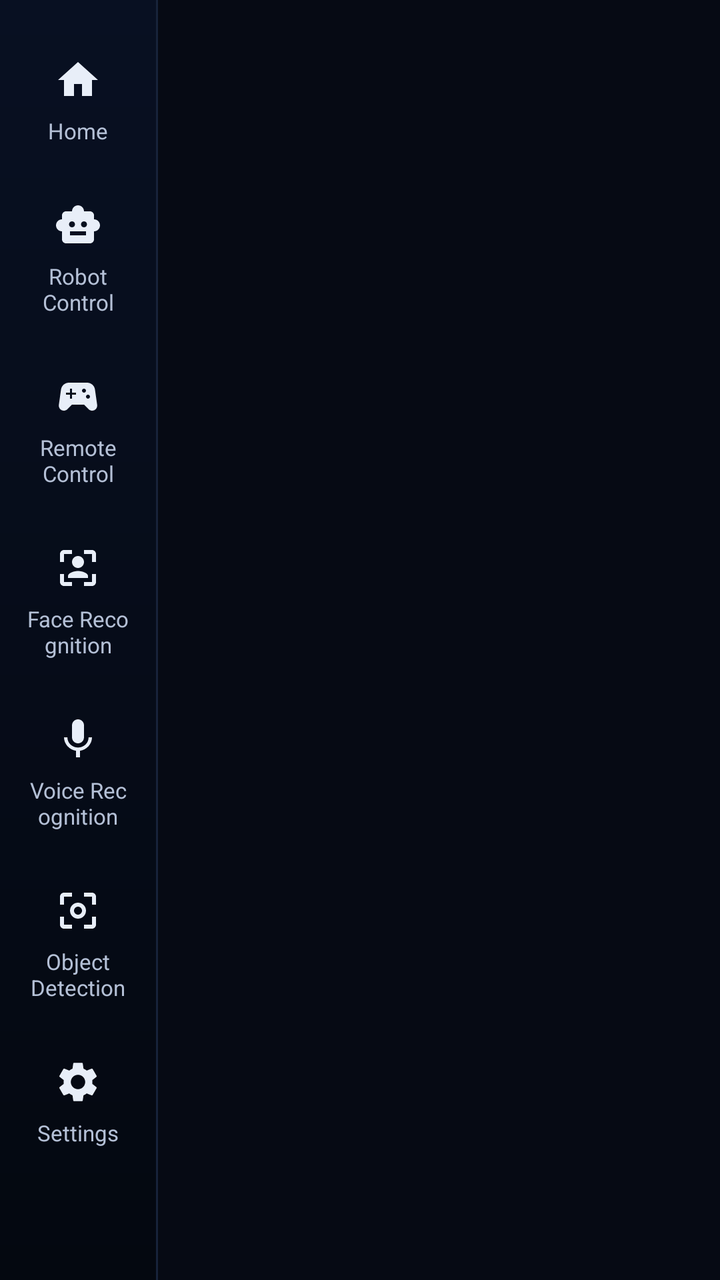
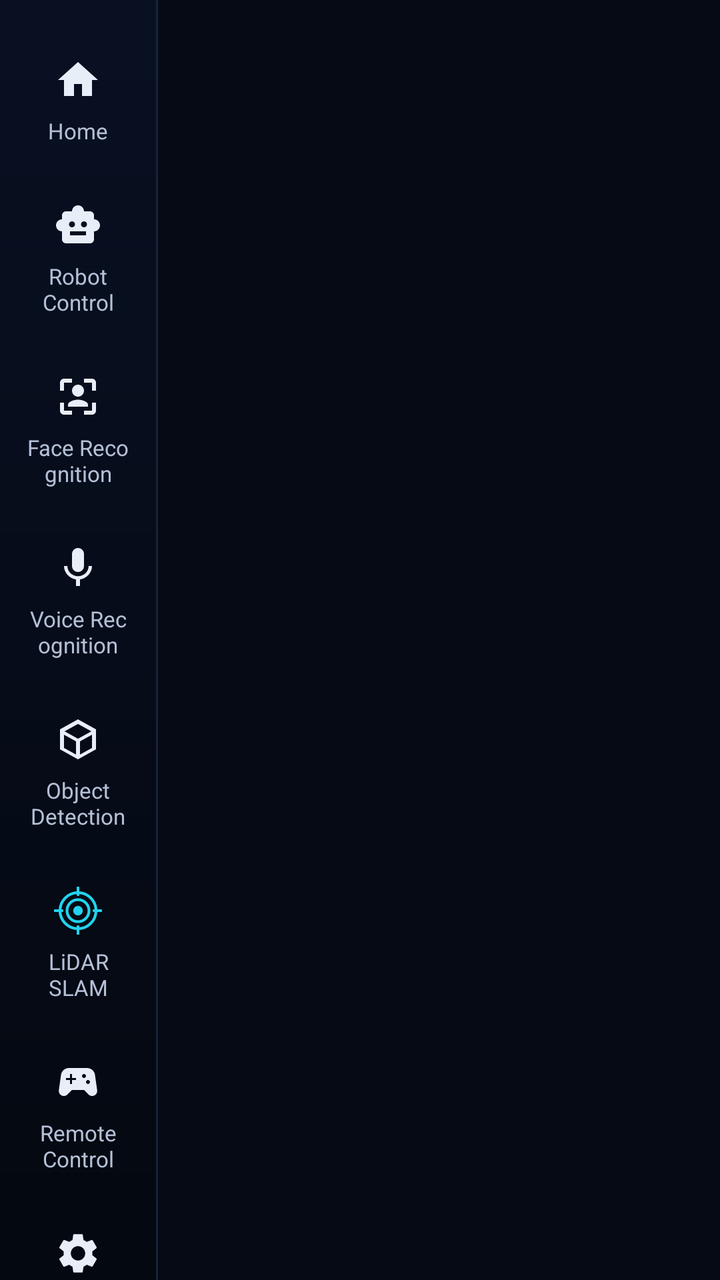

Compare the two renders of this Android layout. The source of the first and the diff that turns it into the second are given below.
<!-- AndroidManifest.xml: application theme Theme.RobotControl -->
<!-- res/layout/activity_shell.xml -->
<?xml version="1.0" encoding="utf-8"?>
<LinearLayout xmlns:android="http://schemas.android.com/apk/res/android"
    android:layout_width="match_parent"
    android:layout_height="match_parent"
    android:background="@color/bg"
    android:orientation="horizontal">

    <ScrollView
        android:layout_width="@dimen/sidebar_width"
        android:layout_height="match_parent"
        android:background="@drawable/bg_sidebar"
        android:fillViewport="true"
        android:scrollbars="none">

        <LinearLayout
            android:layout_width="match_parent"
            android:layout_height="wrap_content"
            android:orientation="vertical"
            android:paddingLeft="8dp"
            android:paddingTop="10dp"
            android:paddingRight="8dp"
            android:paddingBottom="10dp">

            <TextView
                android:id="@+id/nav_home"
                style="@style/NavRailItem"
                android:drawableTop="@drawable/ic_home"
                android:text="@string/nav_home" />

            <TextView
                android:id="@+id/nav_robot"
                style="@style/NavRailItem"
                android:drawableTop="@drawable/ic_robot"
                android:text="@string/nav_robot" />

            <TextView
                android:id="@+id/nav_remote"
                style="@style/NavRailItem"
                android:drawableTop="@drawable/ic_gamepad"
                android:text="@string/nav_remote" />

            <TextView
                android:id="@+id/nav_face"
                style="@style/NavRailItem"
                android:drawableTop="@drawable/ic_face_id"
                android:text="@string/nav_face" />

            <TextView
                android:id="@+id/nav_voice"
                style="@style/NavRailItem"
                android:drawableTop="@drawable/ic_mic"
                android:text="@string/nav_voice" />

            <TextView
                android:id="@+id/nav_object"
                style="@style/NavRailItem"
                android:drawableTop="@drawable/ic_scan"
                android:text="@string/nav_object" />

            <TextView
                android:id="@+id/nav_settings"
                style="@style/NavRailItem"
                android:drawableTop="@drawable/ic_settings"
                android:text="@string/nav_settings" />
        </LinearLayout>
    </ScrollView>

    <View
        android:layout_width="1dp"
        android:layout_height="match_parent"
        android:background="@color/divider" />

    <FrameLayout
        android:id="@+id/page_content"
        android:layout_width="0dp"
        android:layout_height="match_parent"
        android:layout_weight="1" />
</LinearLayout>
<!-- resources referenced by this layout -->
<resources>
  <color name="bg">#FF060A14</color>
  <color name="divider">#FF17233A</color>
  <dimen name="sidebar_width">78dp</dimen>
  <!-- drawable bg_sidebar (drawable) -->
  <?xml version="1.0" encoding="utf-8"?>
  <shape xmlns:android="http://schemas.android.com/apk/res/android" android:shape="rectangle">
      <gradient android:angle="270" android:startColor="#FF081022" android:endColor="#FF040810" />
  </shape>
  <!-- drawable ic_face_id (drawable) -->
  <?xml version="1.0" encoding="utf-8"?>
  <vector xmlns:android="http://schemas.android.com/apk/res/android"
      android:width="24dp"
      android:height="24dp"
      android:viewportWidth="24"
      android:viewportHeight="24">
      <path
          android:fillColor="@color/text_primary"
          android:pathData="M5,15H3v4c0,1.1 0.9,2 2,2h4v-2H5v-4zM5,5h4V3H5c-1.1,0 -2,0.9 -2,2v4h2V5zM19,3h-4v2h4v4h2V5c0,-1.1 -0.9,-2 -2,-2zM19,19h-4v2h4c1.1,0 2,-0.9 2,-2v-4h-2v4zM12,12c1.66,0 3,-1.34 3,-3s-1.34,-3 -3,-3 -3,1.34 -3,3 1.34,3 3,3zM12,13.5c-2,0 -5,1 -5,2.5V17h10v-1c0,-1.5 -3,-2.5 -5,-2.5z" />
  </vector>
  <!-- drawable ic_home (drawable) -->
  <?xml version="1.0" encoding="utf-8"?>
  <vector xmlns:android="http://schemas.android.com/apk/res/android"
      android:width="24dp"
      android:height="24dp"
      android:viewportWidth="24"
      android:viewportHeight="24">
      <path
          android:fillColor="@color/text_primary"
          android:pathData="M10,20v-6h4v6h5v-8h3L12,3 2,12h3v8z" />
  </vector>
  <!-- drawable ic_mic (drawable) -->
  <?xml version="1.0" encoding="utf-8"?>
  <vector xmlns:android="http://schemas.android.com/apk/res/android"
      android:width="24dp"
      android:height="24dp"
      android:viewportWidth="24"
      android:viewportHeight="24">
      <path
          android:fillColor="@color/text_primary"
          android:pathData="M12,14c1.66,0 2.99,-1.34 2.99,-3L15,5c0,-1.66 -1.34,-3 -3,-3S9,3.34 9,5v6c0,1.66 1.34,3 3,3zM17.3,11c0,3 -2.54,5.1 -5.3,5.1S6.7,14 6.7,11L5,11c0,3.41 2.72,6.23 6,6.72L11,21h2v-3.28c3.28,-0.48 6,-3.3 6,-6.72h-1.7z" />
  </vector>
  <!-- drawable ic_scan (drawable) -->
  <?xml version="1.0" encoding="utf-8"?>
  <vector xmlns:android="http://schemas.android.com/apk/res/android"
      android:width="24dp"
      android:height="24dp"
      android:viewportWidth="24"
      android:viewportHeight="24">
      <path
          android:fillColor="@color/text_primary"
          android:pathData="M5,15H3v4c0,1.1 0.9,2 2,2h4v-2H5v-4zM5,5h4V3H5c-1.1,0 -2,0.9 -2,2v4h2V5zM19,3h-4v2h4v4h2V5c0,-1.1 -0.9,-2 -2,-2zM19,19h-4v2h4c1.1,0 2,-0.9 2,-2v-4h-2v4zM12,8c-2.21,0 -4,1.79 -4,4s1.79,4 4,4 4,-1.79 4,-4 -1.79,-4 -4,-4zM12,14c-1.1,0 -2,-0.9 -2,-2s0.9,-2 2,-2 2,0.9 2,2 -0.9,2 -2,2z" />
  </vector>
  <string name="nav_face">Face Recognition</string>
  <string name="nav_home">Home</string>
  <string name="nav_object">Object Detection</string>
  <string name="nav_remote">Remote Control</string>
  <string name="nav_robot">Robot Control</string>
  <string name="nav_settings">Settings</string>
  <string name="nav_voice">Voice Recognition</string>
  <color name="text_primary">#FFE8EEF8</color>
  <color name="nav_label">#FFB4C0D6</color>
  <color name="blue">#FF2F80FF</color>
  <color name="text_secondary">#FF8A97AE</color>
  <color name="text_muted">#FF5D6A82</color>
  <!-- unchanged entries left out for length: 6 -->
</resources>

<!-- the commit's change to res/layout/activity_shell.xml (unified diff, before → after) -->
@@ -34,12 +34,6 @@
                 android:text="@string/nav_robot" />
 
             <TextView
-                android:id="@+id/nav_remote"
-                style="@style/NavRailItem"
-                android:drawableTop="@drawable/ic_gamepad"
-                android:text="@string/nav_remote" />
-
-            <TextView
                 android:id="@+id/nav_face"
                 style="@style/NavRailItem"
                 android:drawableTop="@drawable/ic_face_id"
@@ -54,8 +48,20 @@
             <TextView
                 android:id="@+id/nav_object"
                 style="@style/NavRailItem"
-                android:drawableTop="@drawable/ic_scan"
+                android:drawableTop="@drawable/ic_cube"
                 android:text="@string/nav_object" />
+
+            <TextView
+                android:id="@+id/nav_lidar"
+                style="@style/NavRailItem"
+                android:drawableTop="@drawable/ic_lidar"
+                android:text="@string/nav_lidar" />
+
+            <TextView
+                android:id="@+id/nav_remote"
+                style="@style/NavRailItem"
+                android:drawableTop="@drawable/ic_gamepad"
+                android:text="@string/nav_remote" />
 
             <TextView
                 android:id="@+id/nav_settings"
<!-- resource entries referenced after the edit -->
@@ -8,6 +8,17 @@
   <shape xmlns:android="http://schemas.android.com/apk/res/android" android:shape="rectangle">
       <gradient android:angle="270" android:startColor="#FF081022" android:endColor="#FF040810" />
   </shape>
+  <!-- drawable ic_cube (drawable) -->
+  <?xml version="1.0" encoding="utf-8"?>
+  <vector xmlns:android="http://schemas.android.com/apk/res/android"
+      android:width="24dp"
+      android:height="24dp"
+      android:viewportWidth="24"
+      android:viewportHeight="24">
+      <path
+          android:fillColor="@color/text_primary"
+          android:pathData="M12,2L3,7v10l9,5 9,-5V7L12,2zM12,4.3l6.7,3.7L12,11.7 5.3,8 12,4.3zM5,9.7l6,3.3v6.6l-6,-3.3V9.7zM13,19.6V13l6,-3.3v6.6L13,19.6z" />
+  </vector>
   <!-- drawable ic_face_id (drawable) -->
   <?xml version="1.0" encoding="utf-8"?>
   <vector xmlns:android="http://schemas.android.com/apk/res/android"
@@ -30,6 +41,22 @@
           android:fillColor="@color/text_primary"
           android:pathData="M10,20v-6h4v6h5v-8h3L12,3 2,12h3v8z" />
   </vector>
+  <!-- drawable ic_lidar (drawable) -->
+  <?xml version="1.0" encoding="utf-8"?>
+  <vector xmlns:android="http://schemas.android.com/apk/res/android"
+      android:width="24dp"
+      android:height="24dp"
+      android:viewportWidth="24"
+      android:viewportHeight="24">
+      <path
+          android:pathData="M12,12m-9,0a9,9 0,1 1,18 0a9,9 0,1 1,-18 0M12,12m-5.5,0a5.5,5.5 0,1 1,11 0a5.5,5.5 0,1 1,-11 0M12,0.5v3.5M12,20v3.5M0.5,12h3.5M20,12h3.5"
+          android:strokeWidth="1.4"
+          android:strokeColor="@color/cyan"
+          android:strokeLineCap="round" />
+      <path
+          android:fillColor="@color/cyan"
+          android:pathData="M12,12m-2.4,0a2.4,2.4 0,1 1,4.8 0a2.4,2.4 0,1 1,-4.8 0" />
+  </vector>
   <!-- drawable ic_mic (drawable) -->
   <?xml version="1.0" encoding="utf-8"?>
   <vector xmlns:android="http://schemas.android.com/apk/res/android"
@@ -41,25 +68,16 @@
           android:fillColor="@color/text_primary"
           android:pathData="M12,14c1.66,0 2.99,-1.34 2.99,-3L15,5c0,-1.66 -1.34,-3 -3,-3S9,3.34 9,5v6c0,1.66 1.34,3 3,3zM17.3,11c0,3 -2.54,5.1 -5.3,5.1S6.7,14 6.7,11L5,11c0,3.41 2.72,6.23 6,6.72L11,21h2v-3.28c3.28,-0.48 6,-3.3 6,-6.72h-1.7z" />
   </vector>
-  <!-- drawable ic_scan (drawable) -->
-  <?xml version="1.0" encoding="utf-8"?>
-  <vector xmlns:android="http://schemas.android.com/apk/res/android"
-      android:width="24dp"
-      android:height="24dp"
-      android:viewportWidth="24"
-      android:viewportHeight="24">
-      <path
-          android:fillColor="@color/text_primary"
-          android:pathData="M5,15H3v4c0,1.1 0.9,2 2,2h4v-2H5v-4zM5,5h4V3H5c-1.1,0 -2,0.9 -2,2v4h2V5zM19,3h-4v2h4v4h2V5c0,-1.1 -0.9,-2 -2,-2zM19,19h-4v2h4c1.1,0 2,-0.9 2,-2v-4h-2v4zM12,8c-2.21,0 -4,1.79 -4,4s1.79,4 4,4 4,-1.79 4,-4 -1.79,-4 -4,-4zM12,14c-1.1,0 -2,-0.9 -2,-2s0.9,-2 2,-2 2,0.9 2,2 -0.9,2 -2,2z" />
-  </vector>
   <string name="nav_face">Face Recognition</string>
   <string name="nav_home">Home</string>
+  <string name="nav_lidar">LiDAR SLAM</string>
   <string name="nav_object">Object Detection</string>
   <string name="nav_remote">Remote Control</string>
   <string name="nav_robot">Robot Control</string>
   <string name="nav_settings">Settings</string>
   <string name="nav_voice">Voice Recognition</string>
   <color name="text_primary">#FFE8EEF8</color>
+  <color name="cyan">#FF22D3EE</color>
   <color name="nav_label">#FFB4C0D6</color>
   <color name="blue">#FF2F80FF</color>
   <color name="text_secondary">#FF8A97AE</color>
